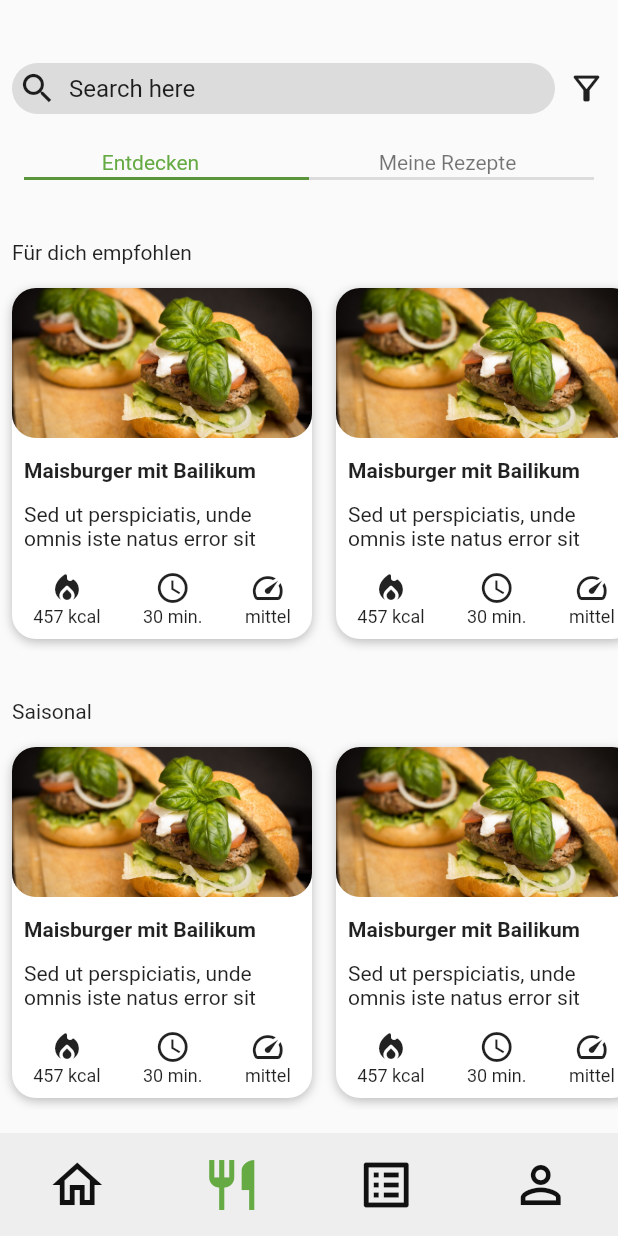
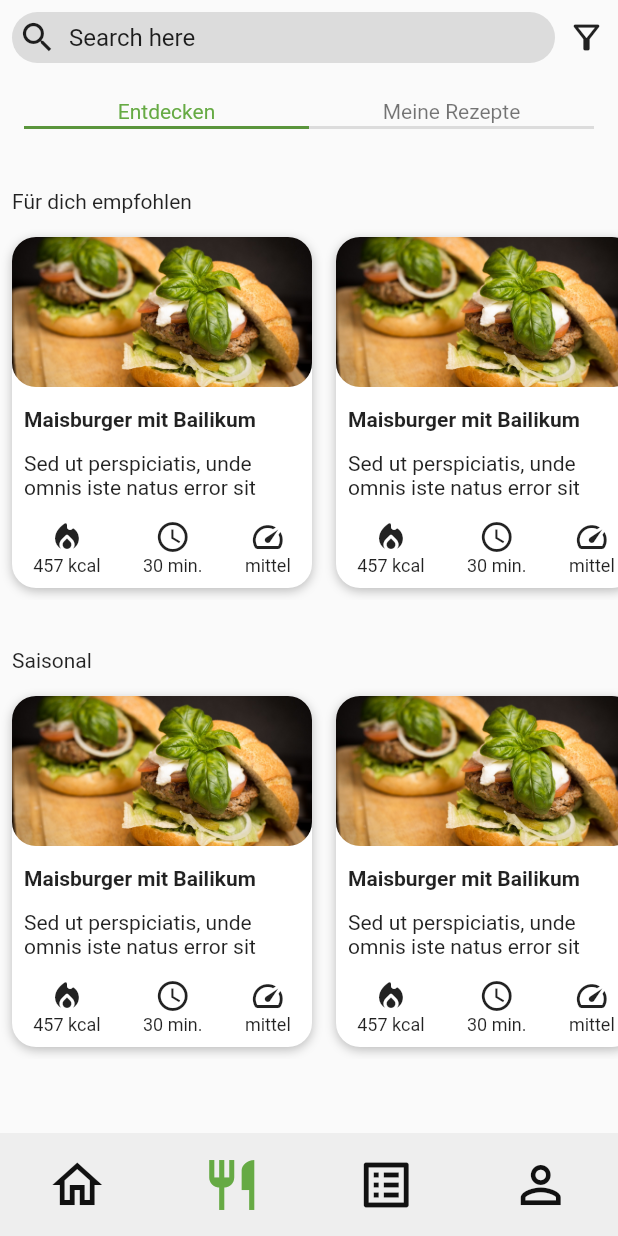
Before and after one commit to kit-recipe-app/front-end, a Flutter app: the screen it shows after launch, item 2 of the bottom bar chosen, on a phone screen of 412 x 824 dp. Run offline on Flutter 3.47's test engine with Material 2 defaults, Android fonts, the phone set to English and light mode, and no system bars.

Commit message:
added notch Handling for entire App and improved navigation switch

```diff
--- a/flutter_frontend_recipes/lib/constants/color_styles.dart
+++ b/flutter_frontend_recipes/lib/constants/color_styles.dart
@@ -6,7 +6,7 @@ import 'package:flutter/material.dart';
 // Diese Klasse enthält die Farben, die in der App verwendet werden
 class RecipeAppColorStyles {
   // Das sind Farben, die für die Seiten wichtig sind
-  Color? backGroundColor = Colors.white;
+  static Color? backGroundColor = Colors.white;
   static Color? appBarBGColor = Colors.green[800];
 
   // Navigation Bar Styles
--- a/flutter_frontend_recipes/lib/pages/recipes/main-page-recipes.dart
+++ b/flutter_frontend_recipes/lib/pages/recipes/main-page-recipes.dart
@@ -22,9 +22,6 @@ class _RecipeScreenState extends State<RecipeScreen> {
   Widget build(BuildContext context) {
     return Column(
       children: [
-        const SizedBox(
-          height: 34,
-        ),
         RecipeAppTopNavigation(
           selectedIndex: _selectedIndex,
           onChange: ((int index) {
--- a/flutter_frontend_recipes/lib/pages/recipes/navigation-switch-recipes.dart
+++ b/flutter_frontend_recipes/lib/pages/recipes/navigation-switch-recipes.dart
@@ -10,18 +10,21 @@ class RecipeAppNavigationSwitchRecipes extends StatelessWidget {
   @override
   Widget build(BuildContext context) {
     return Padding(
-      padding: const EdgeInsets.only(top: 24),
+      padding: const EdgeInsets.fromLTRB(8, 24, 8, 0),
       child: Stack(
         children: [
           Padding(
             padding: const EdgeInsets.only(bottom: 4),
             child: Row(
-              mainAxisAlignment: MainAxisAlignment.spaceAround,
               children: [
                 GestureDetector(
+                  behavior: HitTestBehavior.translucent,
                   onTap: () {
                     onChange(0);
                   },
+                  child: Container(
+                    width: (MediaQuery.of(context).size.width - 32) / 2,
+                    alignment: Alignment.center,
                     child: Text(
                       "Entdecken",
                       style: TextStyle(
@@ -31,16 +34,22 @@ class RecipeAppNavigationSwitchRecipes extends StatelessWidget {
                       ),
                     ),
                   ),
+                ),
                 GestureDetector(
+                  behavior: HitTestBehavior.translucent,
                   onTap: () {
                     onChange(1);
                   },
+                  child: Container(
+                    width: (MediaQuery.of(context).size.width - 32) / 2,
+                    alignment: Alignment.center,
                     child: Text(
                       "Meine Rezepte",
                       style: TextStyle(
                         color: (selectedIndex == 1)
                             ? RecipeAppColorStyles.selectedTextColor
                             : RecipeAppColorStyles.unSelectedTextColor,
+                      ),
                     ),
                   ),
                 ),
@@ -52,8 +61,8 @@ class RecipeAppNavigationSwitchRecipes extends StatelessWidget {
             curve: Curves.fastOutSlowIn,
             bottom: 0,
             left: (selectedIndex == 0)
-                ? 8
-                : (MediaQuery.of(context).size.width - 32) / 2 + 8,
+                ? 0
+                : (MediaQuery.of(context).size.width - 32) / 2,
             child: Container(
               width: (MediaQuery.of(context).size.width - 32) / 2,
               height: 2,
@@ -62,7 +71,7 @@ class RecipeAppNavigationSwitchRecipes extends StatelessWidget {
           ),
           Positioned(
             bottom: 0,
-            left: 8,
+            left: 0,
             child: SizedBox(
               height: 2,
               width: (MediaQuery.of(context).size.width - 32),
--- a/flutter_frontend_recipes/lib/pages/recipes/recipe_preview_exploring.dart
+++ b/flutter_frontend_recipes/lib/pages/recipes/recipe_preview_exploring.dart
@@ -46,10 +46,7 @@ class RecipeAppRecipePreviewExploring extends StatelessWidget {
           ),
           const Padding(
             padding: EdgeInsets.fromLTRB(8, 0, 8, 0),
-            child: Flexible(
-              child:
-                  Text("Sed ut perspiciatis, unde omnis iste natus error sit"),
-            ),
+            child: Text("Sed ut perspiciatis, unde omnis iste natus error sit"),
           ),
           Padding(
             padding: const EdgeInsets.fromLTRB(0, 0, 0, 8),
--- a/flutter_frontend_recipes/lib/recipe-app.dart
+++ b/flutter_frontend_recipes/lib/recipe-app.dart
@@ -1,4 +1,5 @@
 import 'package:flutter/material.dart';
+import 'package:flutter_frontend_recipes/constants/color_styles.dart';
 import 'package:flutter_frontend_recipes/layout/bottom_navigation_bar_recipe_app.dart';
 import 'package:flutter_frontend_recipes/pages/feed/main-page-feed.dart';
 import 'package:flutter_frontend_recipes/pages/recipes/main-page-recipes.dart';
@@ -23,7 +24,13 @@ class _RecipeAppState extends State<RecipeApp> {
   ];
   @override
   Widget build(BuildContext context) {
-    return Scaffold(
+    return Container(
+      color: RecipeAppColorStyles.backGroundColor,
+      child: SafeArea(
+        bottom: false,
+        left: false,
+        right: false,
+        child: Scaffold(
           body: _pages[_currentIndex],
           bottomNavigationBar: BottomNavigationBarRecipeApp(
             selectedIndex: _currentIndex,
@@ -33,6 +40,8 @@ class _RecipeAppState extends State<RecipeApp> {
               });
             }),
           ),
+        ),
+      ),
     );
   }
 }
```
Lines whose indentation alone changed are shown as unchanged.
